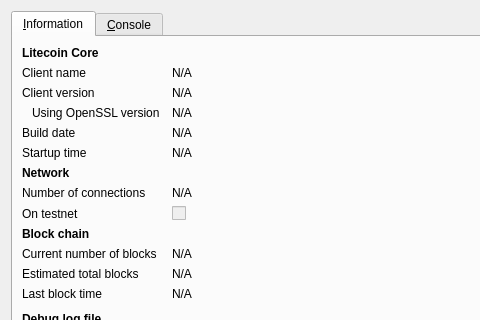
Above: src/qt/forms/rpcconsole.ui from 60E/naocanfen before the change; both pictures show x 0 to 480 and y 0 to 320 of the 740 by 450 pixel window. Below: the same form after it.
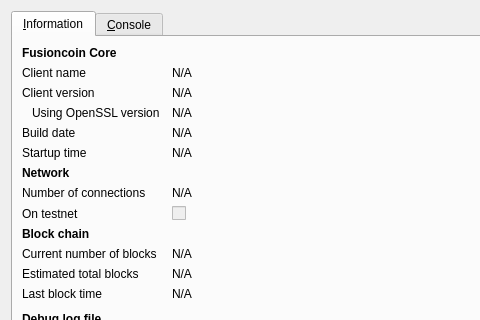
That is the form after the change. Icons and pictures are not drawn.

Commit message: 所有 litecoin 相关代码换成 fusioncoin

```diff
--- a/src/qt/forms/rpcconsole.ui
+++ b/src/qt/forms/rpcconsole.ui
@@ -36,7 +36,7 @@
           </font>
          </property>
          <property name="text">
-          <string>Litecoin Core</string>
+          <string>Fusioncoin Core</string>
          </property>
         </widget>
        </item>
```
Left out of the diff: 6 changed lines with no effect on the pictures. The commit also changes 85 other files.
